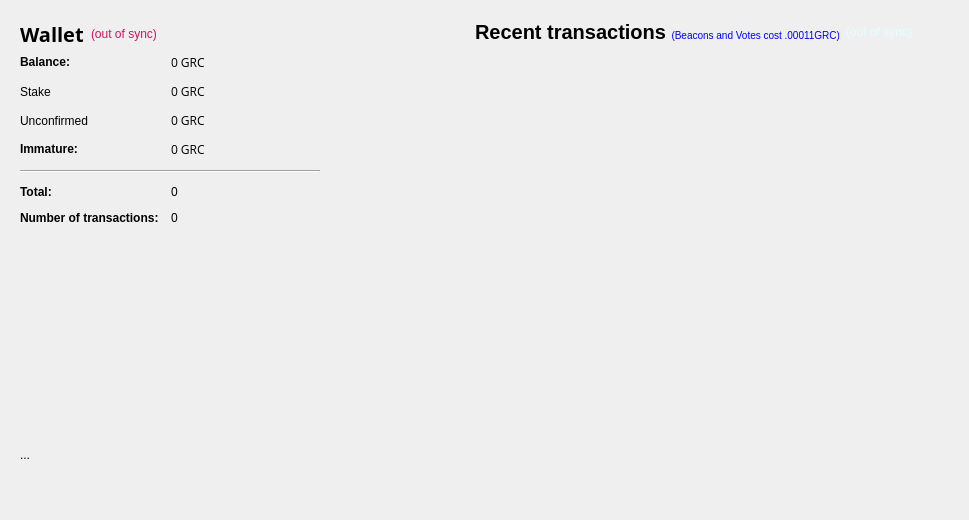
Before: the Qt Designer form src/qt/forms/overviewpage.ui in gridcoin-community/Gridcoin-Research, drawn with Qt 5.
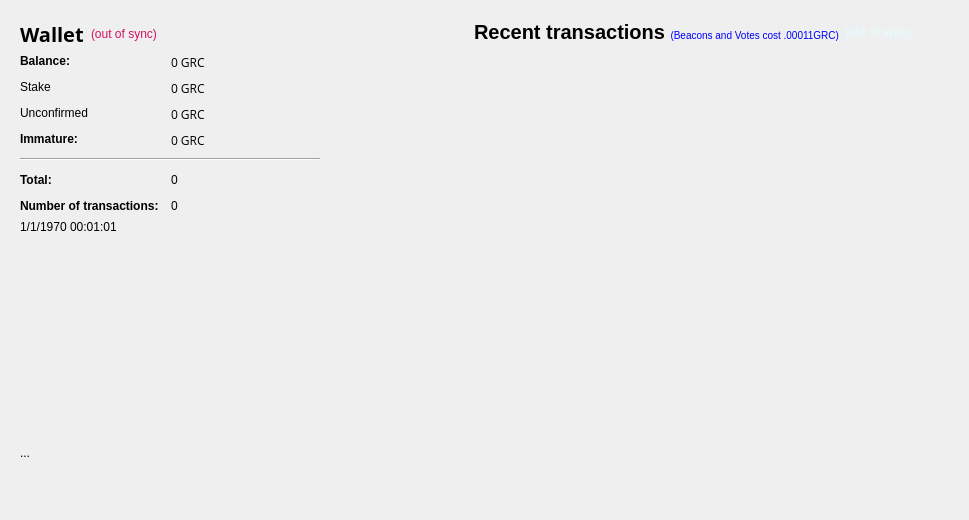
After: the same form once the commit is applied. Icons and pictures are not drawn.

What changed in the file:
```diff
--- a/src/qt/forms/overviewpage.ui
+++ b/src/qt/forms/overviewpage.ui
@@ -181,7 +181,7 @@
      <item>
       <widget class="QFrame" name="frame">
        <property name="sizePolicy">
-        <sizepolicy hsizetype="Fixed" vsizetype="Preferred">
+        <sizepolicy hsizetype="Fixed" vsizetype="Fixed">
          <horstretch>0</horstretch>
          <verstretch>0</verstretch>
         </sizepolicy>
@@ -432,8 +432,30 @@
           </property>
          </spacer>
         </item>
+        <item>
+         <widget class="QLabel" name="txtLastPaymentTime">
+          <property name="minimumSize">
+           <size>
+            <width>200</width>
+            <height>15</height>
+           </size>
+          </property>
+          <property name="maximumSize">
+           <size>
+            <width>200</width>
+            <height>17</height>
+           </size>
+          </property>
+          <property name="text">
+           <string>1/1/1970 00:01:01</string>
+          </property>
+         </widget>
+        </item>
         <item>
          <widget class="QWidget" name="widget" native="true">
+          <property name="enabled">
+           <bool>true</bool>
+          </property>
           <property name="sizePolicy">
            <sizepolicy hsizetype="Fixed" vsizetype="Fixed">
             <horstretch>0</horstretch>
@@ -442,14 +464,14 @@
           </property>
           <property name="minimumSize">
            <size>
-            <width>256</width>
-            <height>256</height>
+            <width>350</width>
+            <height>230</height>
            </size>
           </property>
           <property name="maximumSize">
            <size>
-            <width>256</width>
-            <height>256</height>
+            <width>240</width>
+            <height>230</height>
            </size>
           </property>
           <property name="styleSheet">
@@ -461,8 +483,8 @@
          <widget class="QLabel" name="txtDisplay">
           <property name="minimumSize">
            <size>
-            <width>450</width>
-            <height>90</height>
+            <width>448</width>
+            <height>95</height>
            </size>
           </property>
           <property name="text">
```
Left out of the diff: 1 changed line with no effect on the pictures.
